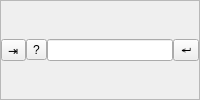
Before: the Qt Designer form examples/communi/src/util/editframe.ui in communi/communi-desktop, drawn with Qt 5.
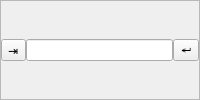
After: the same form once the commit is applied. Custom widgets are drawn as their Qt base class.

Commit message: EditFrame: removed help button

```diff
--- a/examples/communi/src/util/editframe.ui
+++ b/examples/communi/src/util/editframe.ui
@@ -25,13 +25,6 @@
      </property>
     </widget>
    </item>
-   <item>
-    <widget class="QToolButton" name="helpButton">
-     <property name="text">
-      <string>?</string>
-     </property>
-    </widget>
-   </item>
    <item>
     <widget class="HistoryLineEdit" name="lineEdit">
      <property name="inputMethodHints">
```
The commit also changes 2 other files.
